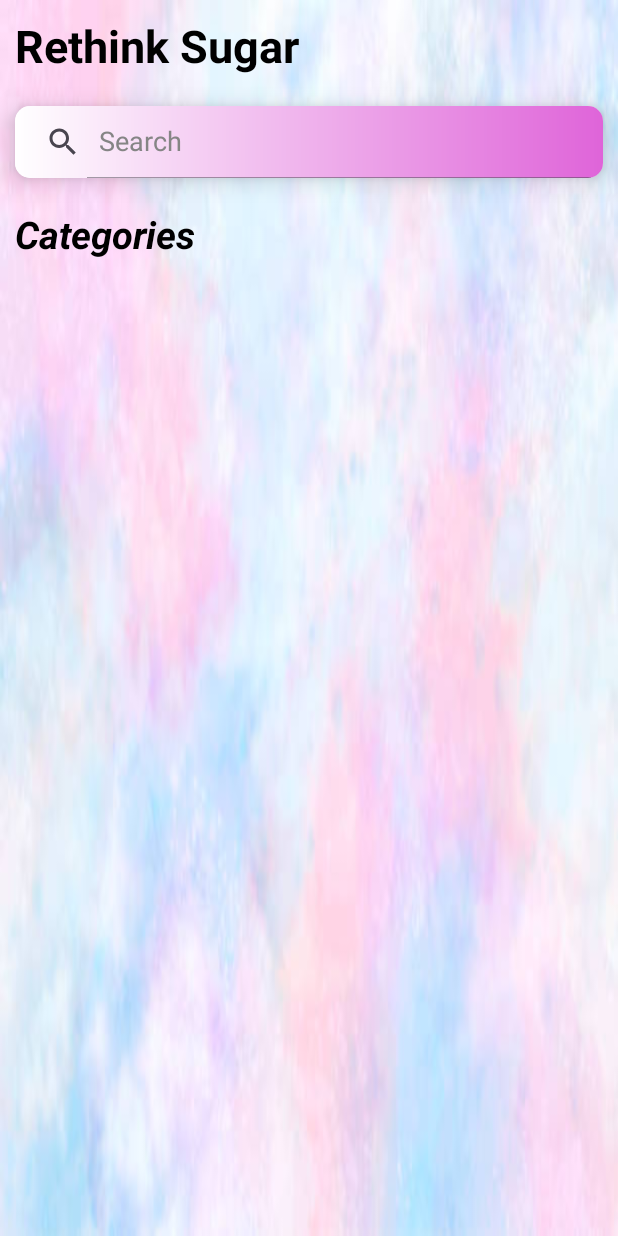
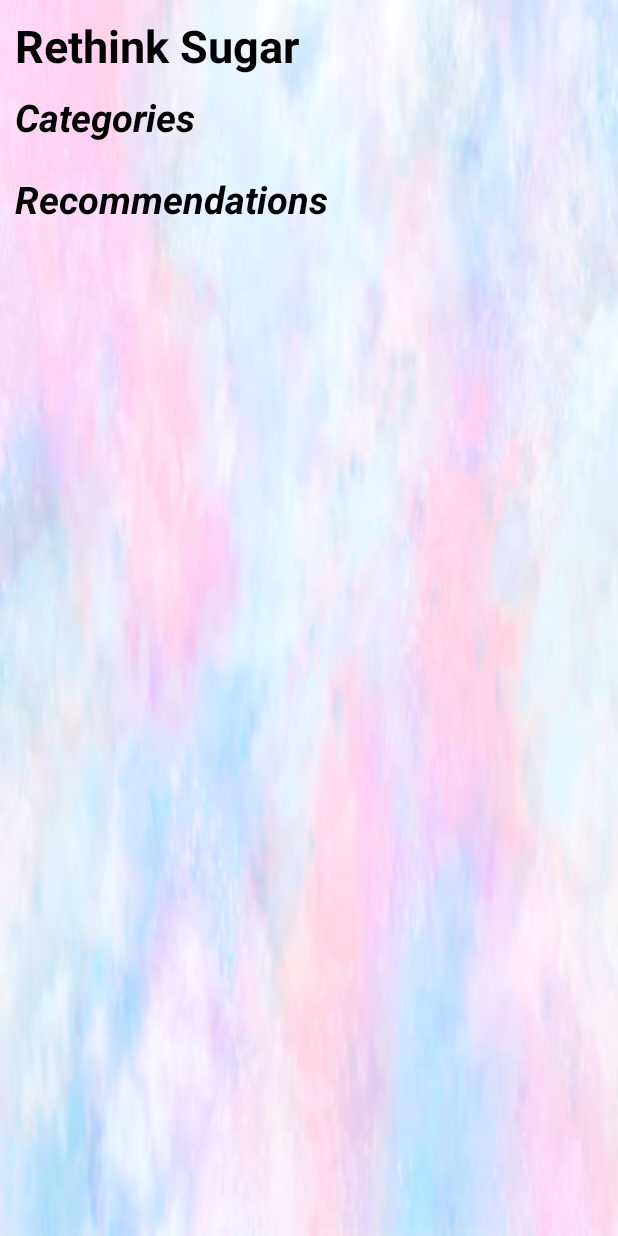
Before and after one commit to ancuta-ciceu/RethinkSugar, an Android app: the screen it shows after launch once a user with an empty profile is signed in (HomeActivity), on a phone screen of 412 x 824 dp. Run offline under Robolectric (Android 15) with nearby library versions, the phone set to English and light mode, and no system bars; our stand-ins replace Firebase (no records; nobody signed in at launch, a user with empty details on screens opened directly), data binding.

Commit message:
small changes in adapter

```diff
--- a/app/src/main/java/com/example/rethinksugar/adapter/SubCategoryAdapter.kt
+++ b/app/src/main/java/com/example/rethinksugar/adapter/SubCategoryAdapter.kt
@@ -42,7 +42,7 @@ class SubCategoryAdapter : RecyclerView.Adapter<SubCategoryAdapter.RecipeViewHol
     override fun onBindViewHolder(holder: RecipeViewHolder, position: Int) {
         val recipeData = differ.currentList[position]
         holder.binding.apply {
-            Glide.with(holder.itemView).load(recipeData.recipe).into(imgDessert)
+            Glide.with(holder.itemView).load(recipeData.imageUrl).into(imgDessert)
             dessert.text = recipeData.name
         }
     }
--- a/app/src/main/res/layout/activity_home.xml
+++ b/app/src/main/res/layout/activity_home.xml
@@ -36,26 +36,16 @@
                 tools:ignore="MissingConstraints" />
 
 
-            <androidx.cardview.widget.CardView
+            <TextView
+                android:id="@+id/recepies_categories"
                 android:layout_width="match_parent"
                 android:layout_height="wrap_content"
-                android:layout_marginTop="10dp"
-                android:layout_marginStart="10dp"
-                android:layout_marginEnd="10dp"
-                app:cardCornerRadius="10dp"
-                app:cardElevation="10dp"
-                tools:ignore="MissingConstraints"
-                >
-
-                <SearchView
-                    android:id="@+id/search_bar"
-                    android:layout_width="match_parent"
-                    android:theme="@style/ThemeOverlay.Material3.Search"
-                    android:queryHint="Search"
-                    android:background="@drawable/search_bg"
-                    android:iconifiedByDefault="false"
-                    android:layout_height="wrap_content"/>
-            </androidx.cardview.widget.CardView>
+                android:text="Categories"
+                android:textSize="25sp"
+                android:textColor="@color/black"
+                android:textStyle="italic|bold"
+                android:paddingStart="10dp"
+                tools:ignore="MissingConstraints" />
 
             <androidx.recyclerview.widget.RecyclerView
                 android:id="@+id/main_categories"
@@ -66,10 +56,10 @@
                 tools:itemCount="1"
                 tools:listitem="@layout/item_main_category"/>
             <TextView
-                android:id="@+id/recepies_categories"
+                android:id="@+id/recepies_recommendations"
                 android:layout_width="match_parent"
                 android:layout_height="wrap_content"
-                android:text="Categories"
+                android:text="Recommendations"
                 android:textSize="25sp"
                 android:textColor="@color/black"
                 android:textStyle="italic|bold"
--- a/app/src/main/res/layout/item_main_category.xml
+++ b/app/src/main/res/layout/item_main_category.xml
@@ -41,7 +41,7 @@
                 android:layout_alignParentStart="true"
                 android:layout_alignParentBottom="true"
                 android:maxEms="10"
-                android:maxLines="2"
+                android:maxLines="3"
                 android:text="All Recipes here"
                 android:textSize="10sp"
                 android:textColor="@color/black"
```
